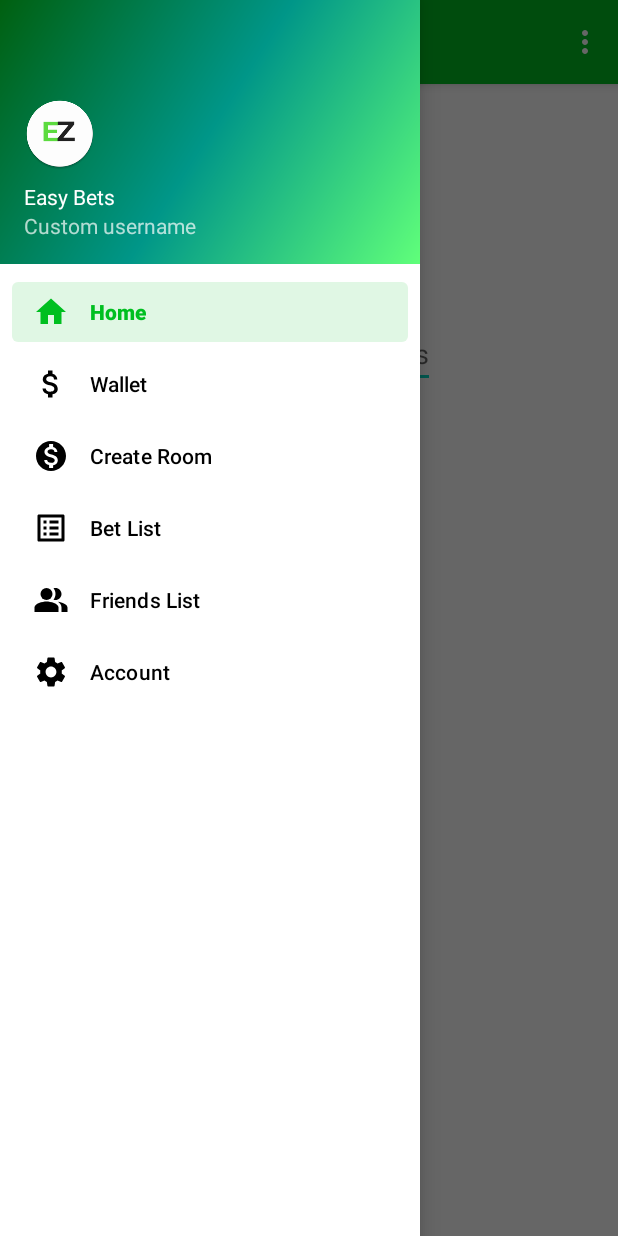
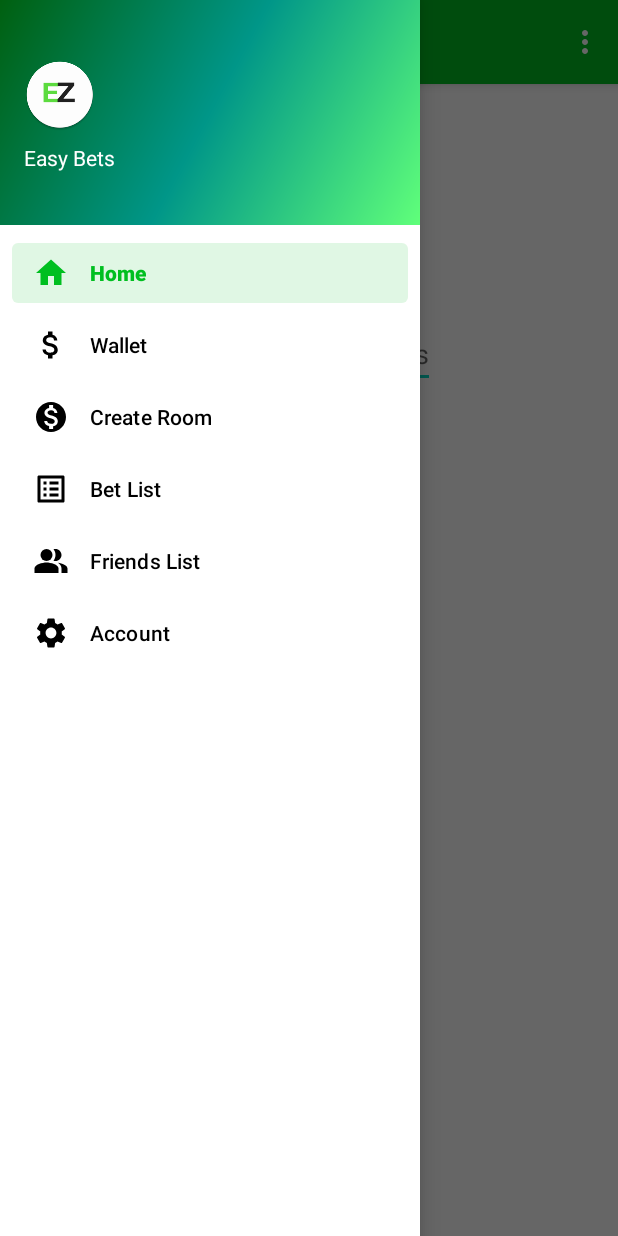
Before and after one commit to csmith845/EzBet, an Android app: the screen it shows after launch once a user with an empty profile is signed in (MainActivity), with the side drawer open, on a phone screen of 412 x 824 dp. Run offline under Robolectric (Android 15) with nearby library versions, the phone set to English and light mode, and no system bars; our stand-ins replace Firebase (no records; nobody signed in at launch, a user with empty details on screens opened directly), navigation-ui.

Commit message:
remove custom username text and make nav header smaller

```diff
--- a/app/src/main/res/layout/nav_header_main.xml
+++ b/app/src/main/res/layout/nav_header_main.xml
@@ -2,7 +2,7 @@
 <LinearLayout xmlns:android="http://schemas.android.com/apk/res/android"
     xmlns:app="http://schemas.android.com/apk/res-auto"
     android:layout_width="match_parent"
-    android:layout_height="@dimen/nav_header_height"
+    android:layout_height="150dp"
     android:background="@drawable/side_nav_bar"
     android:gravity="bottom"
     android:orientation="vertical"
@@ -31,5 +31,5 @@
         android:id="@+id/username_text"
         android:layout_width="wrap_content"
         android:layout_height="wrap_content"
-        android:text="@string/nav_header_subtitle" />
+         />
 </LinearLayout>
```
